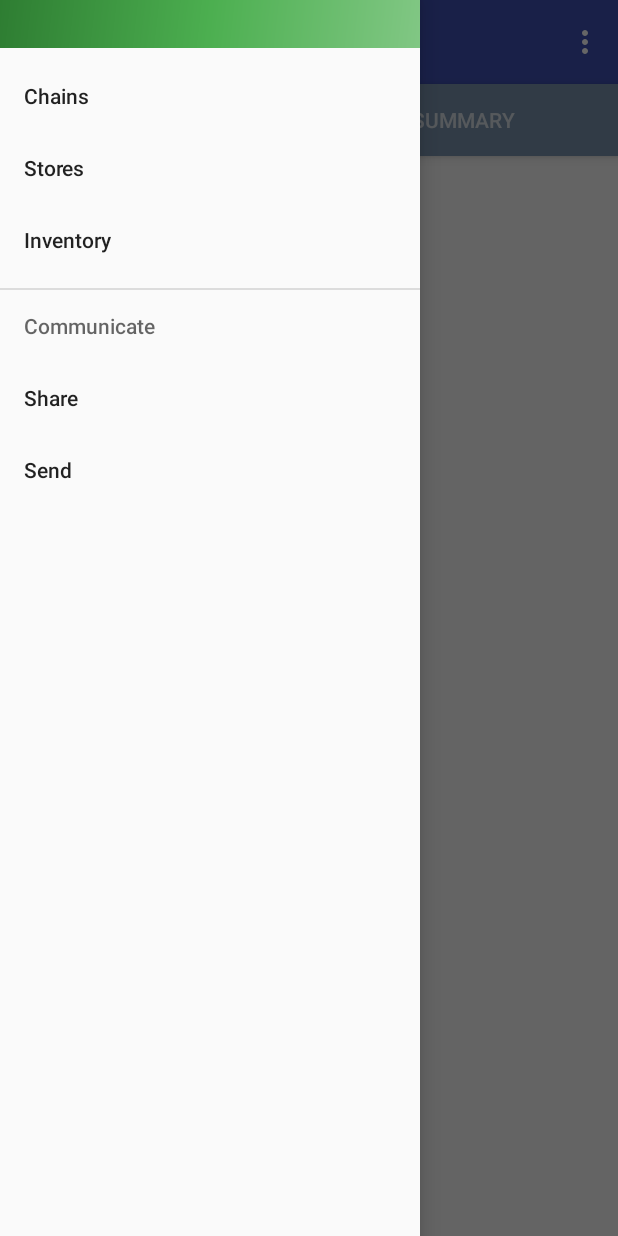
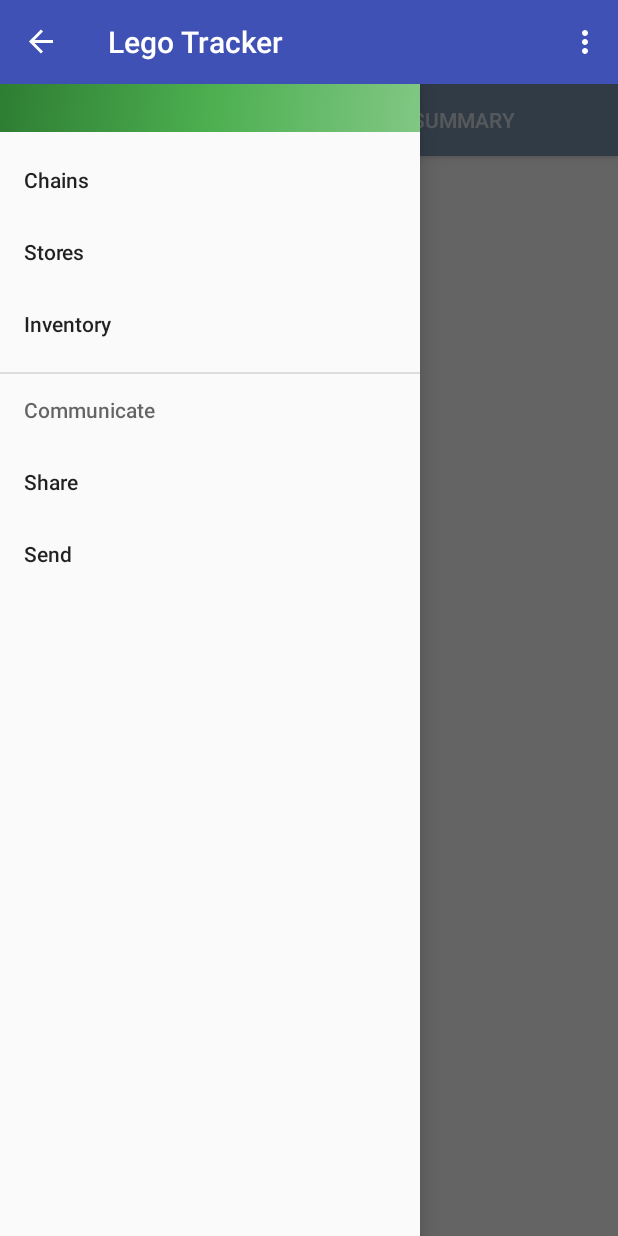
Before and after one commit to CRAllenPCB/LegoTracker, an Android app: the screen it shows after launch (MainActivity), with the side drawer open, on a phone screen of 412 x 824 dp. Run offline under Robolectric (Android 15) with nearby library versions, the phone set to English and light mode, and no system bars.

Commit message:
Nav Drawer now under Toolbar

```diff
--- a/app/src/main/res/layout/test_layout.xml
+++ b/app/src/main/res/layout/test_layout.xml
@@ -1,26 +1,36 @@
 <?xml version="1.0" encoding="utf-8"?>
-<android.support.v4.widget.DrawerLayout
+<LinearLayout
     xmlns:android="http://schemas.android.com/apk/res/android"
     xmlns:app="http://schemas.android.com/apk/res-auto"
     xmlns:tools="http://schemas.android.com/tools"
+    android:layout_width="match_parent"
+    android:layout_height="match_parent"
+    android:orientation="vertical">
+
+
+
+
+
+        <android.support.v7.widget.Toolbar
+            android:id="@+id/toolbar"
+            android:layout_width="match_parent"
+            android:layout_height="wrap_content"
+            android:background="?attr/colorPrimary"
+            android:theme="@style/AppTheme.AppBarOverlay"
+            app:popupTheme="@style/AppTheme.PopupOverlay"
+            android:fitsSystemWindows="true"
+            android:minHeight="?attr/actionBarSize"/>
+
+        <android.support.v4.widget.DrawerLayout
             android:id="@+id/drawer_layout"
             android:layout_width="match_parent"
             android:layout_height="match_parent"
             android:fitsSystemWindows="true">
 
             <LinearLayout
-        android:id="@+id/content"
                 android:layout_width="match_parent"
-        android:layout_height="match_parent"
+                android:layout_height="wrap_content"
                 android:orientation="vertical">
-
-        <android.support.v7.widget.Toolbar
-            android:id="@+id/toolbar"
-            android:layout_width="match_parent"
-            android:layout_height="?attr/actionBarSize"
-            android:background="?attr/colorPrimary"
-            android:theme="@style/AppTheme.AppBarOverlay"
-            app:popupTheme="@style/AppTheme.PopupOverlay" />
 
             <android.support.design.widget.AppBarLayout
                 android:layout_width="match_parent"
@@ -30,7 +40,7 @@
                 <android.support.design.widget.TabLayout
                     android:id="@+id/tabs"
                     android:layout_width="match_parent"
-                android:layout_height="match_parent"
+                    android:layout_height="wrap_content"
                     android:elevation="5dp"
                     app:theme="@style/ThemeOverlay.AppCompat.Dark"
                     app:layout_scrollFlags="scroll|enterAlways"
@@ -39,15 +49,17 @@
 
             </android.support.design.widget.AppBarLayout>
 
+
+
             <android.support.v4.view.ViewPager
                 android:id="@+id/viewpager"
                 android:layout_width="match_parent"
-            android:layout_height="0dp"
+                android:layout_height="fill_parent"
                 android:layout_weight="1">
-
             </android.support.v4.view.ViewPager>
 
             </LinearLayout>
+
 
             <android.support.design.widget.NavigationView
                 android:id="@+id/navigation_view"
@@ -55,6 +67,11 @@
                 android:layout_height="match_parent"
                 android:layout_gravity="start"
                 app:headerLayout="@layout/nav_header"
-        app:menu="@menu/nav_menu"/>
+                app:menu="@menu/nav_menu"
+                android:fitsSystemWindows="false"
+            />
+        </android.support.v4.widget.DrawerLayout>
 
-</android.support.v4.widget.DrawerLayout>
+
+
+</LinearLayout>
--- a/app/src/main/res/menu/nav_menu.xml
+++ b/app/src/main/res/menu/nav_menu.xml
@@ -1,7 +1,7 @@
 <?xml version="1.0" encoding="utf-8"?>
 <menu xmlns:android="http://schemas.android.com/apk/res/android">
 
-    <group android:checkableBehavior="single">
+    <group android:checkableBehavior="none">
         <item
             android:id="@+id/nav_chains"
             android:title="@string/nav_chains" />
```
Lines whose indentation alone changed are shown as unchanged.
